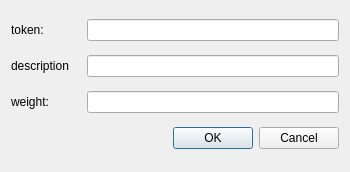
Above: editelementdialog.ui from przemekblasiak/petri-net-simulator before the change. Below: the same form after it.
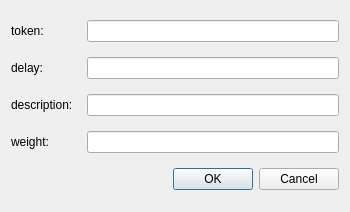
That is the form after the change.

Commit message: Addded editing delay functionality.

```diff
--- a/editelementdialog.ui
+++ b/editelementdialog.ui
@@ -10,7 +10,7 @@
     <x>0</x>
     <y>0</y>
     <width>350</width>
-    <height>172</height>
+    <height>212</height>
    </rect>
   </property>
   <property name="minimumSize">
@@ -47,6 +47,30 @@
      </item>
     </layout>
    </item>
+   <item>
+    <layout class="QHBoxLayout" name="delayLayout">
+     <item>
+      <widget class="QLabel" name="delayLabel">
+       <property name="minimumSize">
+        <size>
+         <width>70</width>
+         <height>0</height>
+        </size>
+       </property>
+       <property name="text">
+        <string>delay:</string>
+       </property>
+      </widget>
+     </item>
+     <item>
+      <widget class="QLineEdit" name="delayLineEdit">
+       <property name="inputMethodHints">
+        <set>Qt::ImhNone</set>
+       </property>
+      </widget>
+     </item>
+    </layout>
+   </item>
    <item>
     <layout class="QHBoxLayout" name="descriptionLayout">
      <item>
@@ -58,7 +82,7 @@
         </size>
        </property>
        <property name="text">
-        <string>description</string>
+        <string>description:</string>
        </property>
       </widget>
      </item>
```
The commit also changes 5 other files.
